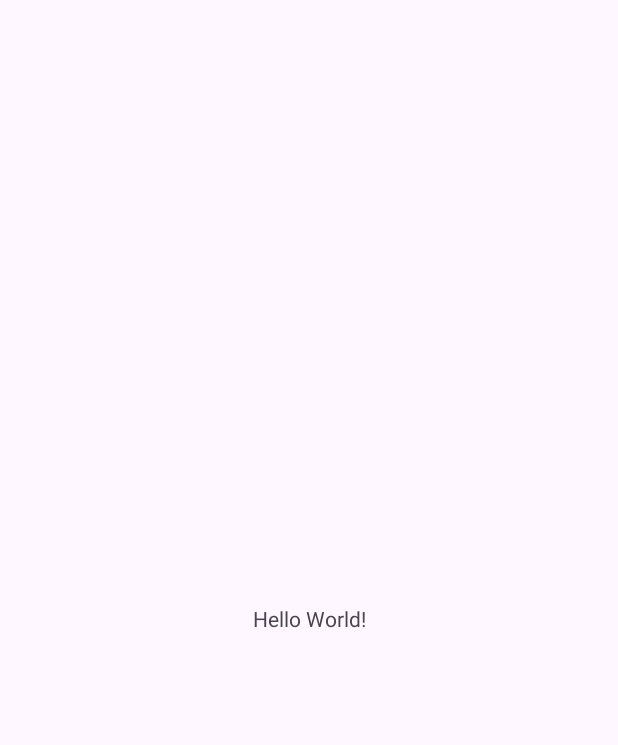
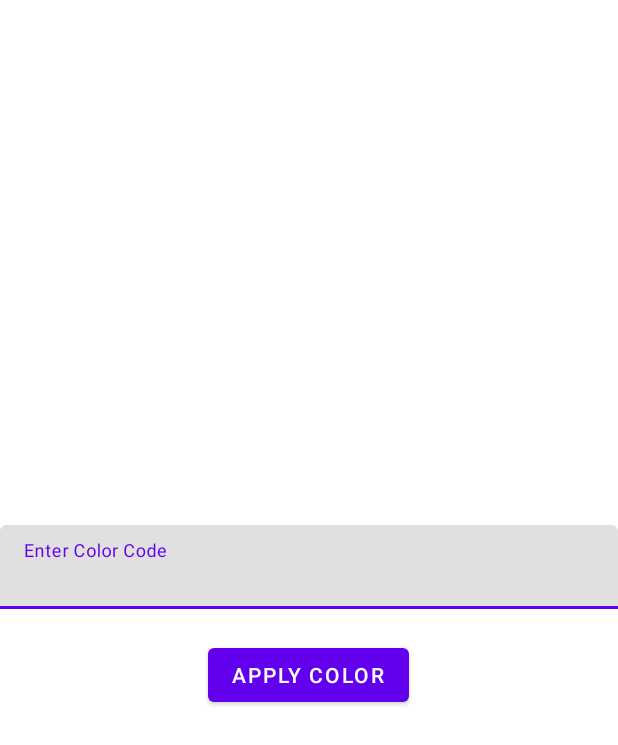
Before and after one commit to JoeRscL/LAB_WEEK_02_B, an Android app: the screen it shows after launch (MainActivity), on a phone screen of 412 x 824 dp. Before the commit the part shown is almost empty. Shown: the top 745 px of the screen. Run offline under Robolectric (Android 15) with nearby library versions, the phone set to English and light mode, and no system bars.

```diff
--- a/app/src/main/res/layout/activity_main.xml
+++ b/app/src/main/res/layout/activity_main.xml
@@ -1,19 +1,31 @@
 <?xml version="1.0" encoding="utf-8"?>
-<androidx.constraintlayout.widget.ConstraintLayout xmlns:android="http://schemas.android.com/apk/res/android"
+<LinearLayout xmlns:android="http://schemas.android.com/apk/res/android"
     xmlns:app="http://schemas.android.com/apk/res-auto"
-    xmlns:tools="http://schemas.android.com/tools"
     android:id="@+id/main"
     android:layout_width="match_parent"
     android:layout_height="match_parent"
-    tools:context=".MainActivity">
+    android:orientation="vertical"
+    android:gravity="center"
+    android:padding="16dp">
 
-    <TextView
+    <com.google.android.material.textfield.TextInputLayout
+        android:layout_width="match_parent"
+        android:layout_height="wrap_content"
+        android:hint="Enter Color Code">
+
+        <com.google.android.material.textfield.TextInputEditText
+            android:id="@+id/color_code_input_field"
+            android:layout_width="match_parent"
+            android:layout_height="wrap_content"
+            android:inputType="text"
+            android:maxLines="1" />
+    </com.google.android.material.textfield.TextInputLayout>
+
+    <Button
+        android:id="@+id/submit_button"
         android:layout_width="wrap_content"
         android:layout_height="wrap_content"
-        android:text="Hello World!"
-        app:layout_constraintBottom_toBottomOf="parent"
-        app:layout_constraintEnd_toEndOf="parent"
-        app:layout_constraintStart_toStartOf="parent"
-        app:layout_constraintTop_toTopOf="parent" />
+        android:text="Apply Color"
+        android:layout_marginTop="20dp" />
 
-</androidx.constraintlayout.widget.ConstraintLayout>
+</LinearLayout>
--- a/app/src/main/res/values-night/themes.xml
+++ b/app/src/main/res/values-night/themes.xml
@@ -1,7 +1,8 @@
 <resources xmlns:tools="http://schemas.android.com/tools">
-    <!-- Base application theme. -->
-    <style name="Base.Theme.LAB_WEEK_02_B" parent="Theme.Material3.DayNight.NoActionBar">
-        <!-- Customize your dark theme here. -->
-        <!-- <item name="colorPrimary">@color/my_dark_primary</item> -->
+    <style name="Theme.LAB_WEEK_02_B" parent="Theme.MaterialComponents.DayNight.NoActionBar">
+        <item name="colorPrimary">@color/purple_500</item>
+        <item name="colorPrimaryVariant">@color/purple_700</item>
+        <item name="colorOnPrimary">@android:color/white</item>
+        <item name="colorSecondary">@color/teal_200</item>
     </style>
 </resources>
--- a/app/src/main/res/values/colors.xml
+++ b/app/src/main/res/values/colors.xml
@@ -1,5 +1,9 @@
-<?xml version="1.0" encoding="utf-8"?>
 <resources>
-    <color name="black">#FF000000</color>
-    <color name="white">#FFFFFFFF</color>
+    <color name="purple_200">#BB86FC</color>
+    <color name="purple_500">#6200EE</color>
+    <color name="purple_700">#3700B3</color>
+    <color name="teal_200">#03DAC5</color>
+    <color name="teal_700">#018786</color>
+    <color name="black">#000000</color>
+    <color name="white">#FFFFFF</color>
 </resources>
--- a/app/src/main/res/values/strings.xml
+++ b/app/src/main/res/values/strings.xml
@@ -1,3 +1,5 @@
 <resources>
-    <string name="app_name">LAB_WEEK_02_B</string>
+    <string name="app_name">Lab_Week_02_B</string>
+    <string name="color_code_input_wrong_length">Color code must be at least 6 characters!</string>
+    <string name="color_code_input_empty">Color code cannot be empty!</string>
 </resources>
--- a/app/src/main/res/values/themes.xml
+++ b/app/src/main/res/values/themes.xml
@@ -1,9 +1,8 @@
 <resources xmlns:tools="http://schemas.android.com/tools">
-    <!-- Base application theme. -->
-    <style name="Base.Theme.LAB_WEEK_02_B" parent="Theme.Material3.DayNight.NoActionBar">
-        <!-- Customize your light theme here. -->
-        <!-- <item name="colorPrimary">@color/my_light_primary</item> -->
+    <style name="Theme.LAB_WEEK_02_B" parent="Theme.MaterialComponents.DayNight.NoActionBar">
+        <item name="colorPrimary">@color/purple_500</item>
+        <item name="colorPrimaryVariant">@color/purple_700</item>
+        <item name="colorOnPrimary">@android:color/white</item>
+        <item name="colorSecondary">@color/teal_200</item>
     </style>
-
-    <style name="Theme.LAB_WEEK_02_B" parent="Base.Theme.LAB_WEEK_02_B" />
 </resources>
```
Also changed, not shown: app/src/main/AndroidManifest.xml (+6 -3 lines), app/src/main/java/com/example/lab_week_02_b/MainActivity.kt (+35 -0 lines), app/src/main/java/com/example/lab_week_02_b/ResultActivity.kt (added, +35 -0 lines), app/src/main/res/layout/activity_result.xml (added, +21 -0 lines).
